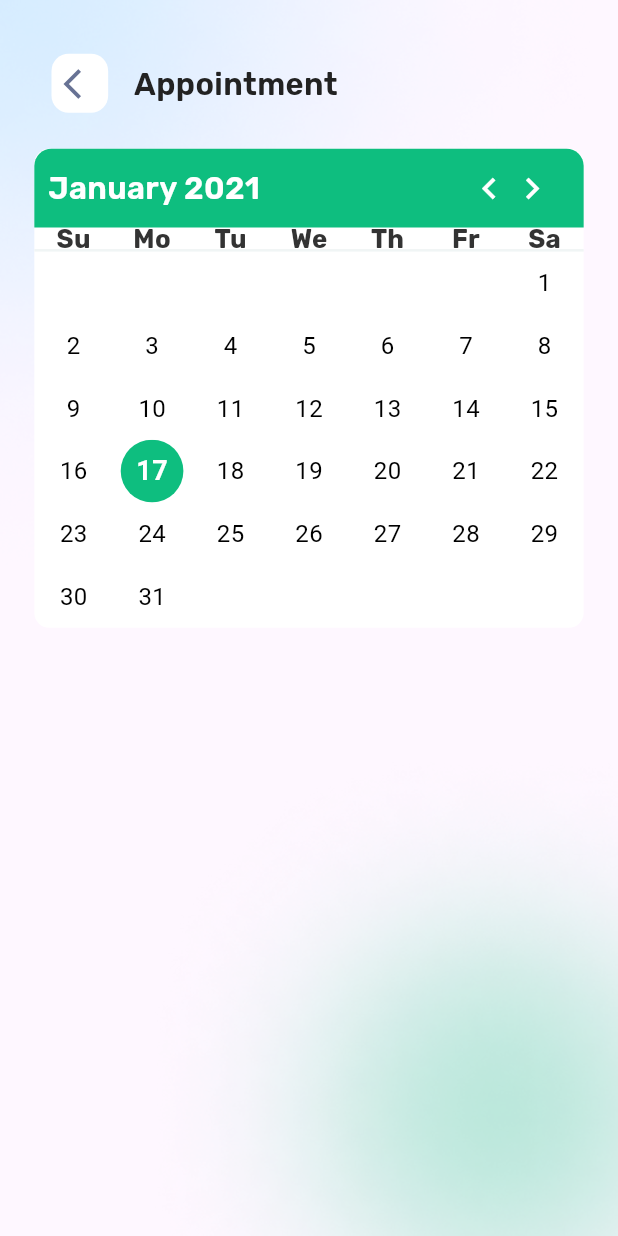
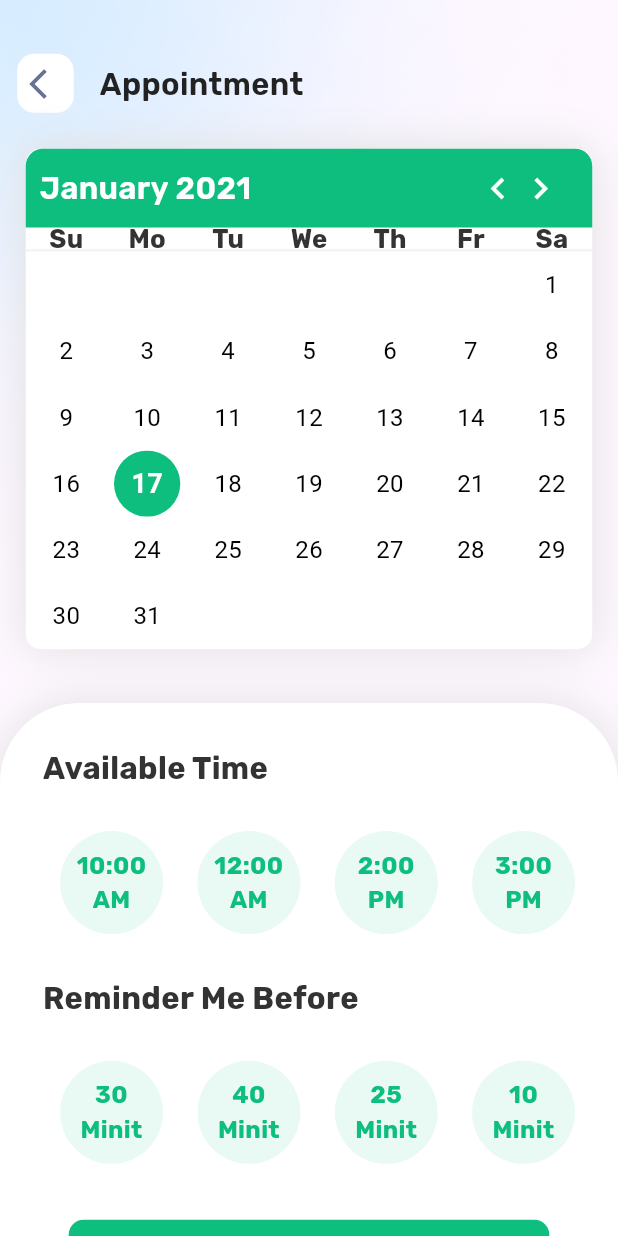
Before and after one commit to nadiakhaled1411999/Doctor-Hunt, a Flutter app: the DoctorAppointmentDateScreen screen opened by its route, after a tap on the "chevron left" icon, on a phone screen of 412 x 824 dp. Run offline on Flutter 3.47's test engine with Material 3 defaults, Android fonts, the phone set to English and light mode, and no system bars; drawn by our look-alikes of table_calendar; our stand-ins replace dartz, dio, flutter_bloc, flutter_easyloading, flutter_rating_bar, flutter_screenutil and 5 more; accounts and stored records are empty.

Commit message:
Done1_appointment_date_screen.date

```diff
--- a/lib/features/home/presentation/screens/doctor_appointment_date_screen.dart
+++ b/lib/features/home/presentation/screens/doctor_appointment_date_screen.dart
@@ -1,6 +1,9 @@
-
+import 'package:untitled/core/routing/route_export_features/export_auth/export_login.dart';
 import 'package:untitled/core/routing/route_export_features/export_doctor_appointment_date_screen/route_doctor_appointment_date_screen.dart';
-import 'package:untitled/features/home/presentation/widgets/doctor_appointment_date_widgets/appointment_date_build_table_calendar.dart';
+import 'package:untitled/features/home/presentation/widgets/doctor_appointment_date_widgets/appointment_date_available_reminder_time/appointment_date_available_time_list_data.dart';
+import 'package:untitled/features/home/presentation/widgets/doctor_appointment_date_widgets/appointment_date_available_reminder_time/appointment_date_grid_view_builder.dart';
+import 'package:untitled/features/home/presentation/widgets/doctor_appointment_date_widgets/appointment_date_available_reminder_time/appointment_date_reminder_time_list_data.dart';
+import 'package:untitled/features/home/presentation/widgets/doctor_appointment_date_widgets/table_calendar/appointment_date_build_table_calendar.dart';
 
 class DoctorAppointmentDateScreen extends StatelessWidget {
   const DoctorAppointmentDateScreen({super.key});
@@ -9,16 +12,69 @@ class DoctorAppointmentDateScreen extends StatelessWidget {
     return Scaffold(
         body: Stack(children: [
       BackGround(),
-      Padding(
-        padding: EdgeInsets.symmetric(horizontal: 20.w),
-            child:
-                Column(crossAxisAlignment: CrossAxisAlignment.start, children: [
+      SingleChildScrollView(
+        child: Column(crossAxisAlignment: CrossAxisAlignment.start, children: [
           BuildHeader(headerText: AppStrings.appointmentText),
-verticalSpace( 20),
-AppointmentDateBuildTableCalendar(),
-
-        ])),
-
+          verticalSpace(20),
+          Padding(
+            padding: EdgeInsets.symmetric(horizontal: 15.w),
+            child: AppointmentDateBuildTableCalendar(),
+          ),
+          verticalSpace(30),
+          Container(
+            height: 400.h,
+            width: double.infinity,
+            decoration: BoxDecoration(
+                color: AppColors.white,
+                boxShadow: [
+                  BoxShadow(
+                    color: Colors.grey.shade300,
+                    blurRadius: 25,
+                    spreadRadius: 0,
+                    offset: Offset(0, 0),
+                  ),
+                ],
+                borderRadius: BorderRadius.only(
+                    topLeft: Radius.circular(46.r),
+                    topRight: Radius.circular(46.r))),
+            child: Padding(
+              padding: EdgeInsets.all(25.sp),
+              child: Column(
+                crossAxisAlignment: CrossAxisAlignment.start,
+                children: [
+                  Text(
+                    "Available Time",
+                    style: AppStyles.getBoldStyle(fontSize: 18),
+                  ),
+                  verticalSpace(12),
+                  AppointmentDateListViewBuilder(
+                    timeSlotsList: appointmentDateAvailabLeTimeList,
+                  ),
+                  Padding(
+                    padding: EdgeInsets.symmetric(vertical: 12.h),
+                    child: Text(
+                      "Reminder Me Before",
+                      style: AppStyles.getBoldStyle(fontSize: 18),
+                    ),
+                  ),
+                  AppointmentDateListViewBuilder(
+                    timeSlotsList: appointmentDateReminderTimeList,
+                  ),
+                  verticalSpace(20),
+                  Center(
+                    child: AppTextButton(buttonWidth: 280,
+                    buttonHeight: 56,
+                    borderRadius: 10,
+                        buttonText: "Confirm",
+                        textStyle: AppStyles.getMediumStyle(),
+                        onPressed: () {}),
+                  )
+                ],
+              ),
+            ),
+          )
+        ]),
+      ),
     ]));
   }
 }
--- /dev/null
+++ b/lib/features/home/presentation/widgets/doctor_appointment_date_widgets/appointment_date_available_reminder_time/appointment_date_available_time_list_data.dart
@@ -0,0 +1,7 @@
+final List<String> appointmentDateAvailabLeTimeList = const [
+  "10:00\nAM",
+  "12:00\nAM",
+  "2:00\nPM",
+  "3:00\nPM",
+  "4:00\nPM",
+];
--- /dev/null
+++ b/lib/features/home/presentation/widgets/doctor_appointment_date_widgets/appointment_date_available_reminder_time/appointment_date_grid_view_builder.dart
@@ -0,0 +1,22 @@
+import 'package:untitled/core/routing/route_export_features/export_doctor_appointment_date_screen/route_doctor_appointment_date_screen.dart';
+import 'package:untitled/features/home/presentation/widgets/doctor_appointment_date_widgets/appointment_date_available_reminder_time/appointment_date_selector_time.dart';
+
+class AppointmentDateListViewBuilder extends StatelessWidget {
+  const AppointmentDateListViewBuilder(
+      {super.key, required this.timeSlotsList});
+  final List<String> timeSlotsList;
+  @override
+  Widget build(BuildContext context) {
+    return SizedBox(
+      height: 80.h,
+      child: ListView.builder(
+        scrollDirection: Axis.horizontal,
+        itemCount: timeSlotsList.length,
+        itemBuilder: (context, index) {
+          return AppointmentDateSelectorTimeItem(
+              index: index, timeSlotsList: timeSlotsList);
+        },
+      ),
+    );
+  }
+}
--- /dev/null
+++ b/lib/features/home/presentation/widgets/doctor_appointment_date_widgets/appointment_date_available_reminder_time/appointment_date_reminder_time_list_data.dart
@@ -0,0 +1,8 @@
+final List<String> appointmentDateReminderTimeList = const [
+  "30\nMinit",
+ "40\nMinit",
+ "25\nMinit",
+ "10\nMinit",
+ "35\nMinit",
+
+];
--- /dev/null
+++ b/lib/features/home/presentation/widgets/doctor_appointment_date_widgets/appointment_date_available_reminder_time/appointment_date_selector_time.dart
@@ -0,0 +1,45 @@
+import 'package:untitled/core/routing/route_export_features/export_doctor_appointment_date_screen/route_doctor_appointment_date_screen.dart';
+class AppointmentDateSelectorTimeItem extends StatelessWidget {
+  AppointmentDateSelectorTimeItem(
+      {super.key, required this.timeSlotsList, required this.index});
+  final List<String> timeSlotsList;
+  final int index;
+  final ValueNotifier<bool> isSelected = ValueNotifier(false);
+  @override
+  Widget build(BuildContext context) {
+    return ValueListenableBuilder<bool>(
+      valueListenable: isSelected,
+      builder: (context, selected, child) {
+        return GestureDetector(
+          onTap: () {
+            isSelected.value = !selected;
+          },
+          child: Padding(
+            padding: EdgeInsets.all(10.sp),
+            child: Container(
+              width: 60.w,
+              height: 60.h,
+              decoration: BoxDecoration(
+                shape: BoxShape.circle,
+                color: selected
+                    ? AppColors.primaryColor
+                    : Color(0xFF0EBE7F).withOpacity(0.09),
+                // borderRadius: BorderRadius.circular(7),
+              ),
+              child: Center(
+                child: Text(
+                  timeSlotsList[index],
+                  textAlign: TextAlign.center,
+                  style: AppStyles.getBoldStyle(
+                    fontSize: 14,
+                    color: selected ? AppColors.white : AppColors.primaryColor,
+                  ),
+                ),
+              ),
+            ),
+          ),
+        );
+      },
+    );
+  }
+}
--- a/lib/features/home/presentation/widgets/doctor_appointment_date_widgets/appointment_date_build_table_calendar.dart
+++ b/lib/features/home/presentation/widgets/doctor_appointment_date_widgets/table_calendar/appointment_date_build_table_calendar.dart
@@ -1,11 +1,8 @@
 import 'package:untitled/core/routing/route_export_features/export_doctor_appointment_date_screen/route_doctor_appointment_date_screen.dart';
-
 class AppointmentDateBuildTableCalendar extends StatelessWidget {
   AppointmentDateBuildTableCalendar({super.key});
-
   final ValueNotifier<DateTime> selectedDayNotifier =
       ValueNotifier<DateTime>(DateTime.utc(2021, 2, 17));
-
   @override
   Widget build(BuildContext context) {
     return ValueListenableBuilder<DateTime>(
@@ -13,6 +10,14 @@ class AppointmentDateBuildTableCalendar extends StatelessWidget {
       builder: (context, selectedDay, child) {
         return Container(
           decoration: BoxDecoration(
+boxShadow: [ BoxShadow(
+        color: Colors.grey.shade300,
+        blurRadius: 25,
+        spreadRadius: 0,
+        offset: Offset(0, 0),
+      ),],
+
+
             color: AppColors.white,
             borderRadius: BorderRadius.circular(10),
           ),
@@ -62,7 +67,7 @@ class AppointmentDateBuildTableCalendar extends StatelessWidget {
               ),
               leftChevronVisible: false,
             ),
-            rowHeight: 35.h,
+            rowHeight: 37.h,
             daysOfWeekStyle: DaysOfWeekStyle(
               dowTextFormatter: (date, locale) {
                 const days = ['Tu', 'We', 'Th', 'Fr', 'Sa', 'Su', 'Mo'];
@@ -119,7 +124,6 @@ class AppointmentDateBuildTableCalendar extends StatelessWidget {
       },
     );
   }
-
   Widget _buildCircleDate(String day) {
     return ClipRRect(
       child: Container(
```
